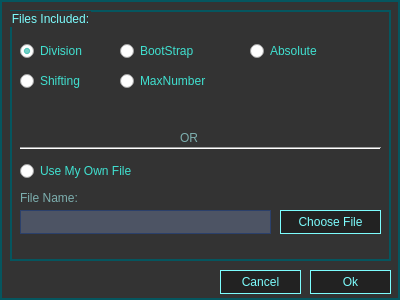
This is loaddialog.ui in jinyell/SimpleComputer as Qt 5 draws it before an edit. The edited form follows.
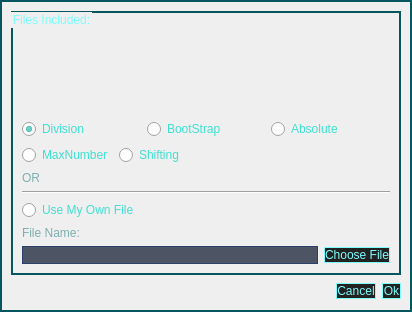
This is the edited form. Icons and pictures are not drawn.

Commit message:
Icon/Background
Icon and background have been updated. Also location of txt files

The edit to the form file:
```diff
--- a/loaddialog.ui
+++ b/loaddialog.ui
@@ -6,8 +6,8 @@
    <rect>
     <x>0</x>
     <y>0</y>
-    <width>400</width>
-    <height>300</height>
+    <width>412</width>
+    <height>312</height>
    </rect>
   </property>
   <property name="windowTitle">
@@ -16,13 +16,13 @@
   <property name="styleSheet">
    <string notr="true">QDialog {
 color: #7DFDFE; 
-background-color: #333333;
+background-image: url(:/Images/BackgroundHelp.png);
 border: 2px solid #05565F;
 }
 
 QGroupBox{
 color: #7DFDFE; 
-background-color: #333333;
+background: transparent;
 border: 2px solid #05565F;
 }
 
@@ -57,53 +57,34 @@
 }
 </string>
   </property>
-  <widget class="QPushButton" name="okBtn">
-   <property name="geometry">
-    <rect>
-     <x>310</x>
-     <y>270</y>
-     <width>81</width>
-     <height>24</height>
-    </rect>
-   </property>
-   <property name="text">
-    <string>Ok</string>
-   </property>
-  </widget>
-  <widget class="QPushButton" name="cancelBtn">
-   <property name="geometry">
-    <rect>
-     <x>220</x>
-     <y>270</y>
-     <width>81</width>
-     <height>24</height>
-    </rect>
-   </property>
-   <property name="text">
-    <string>Cancel</string>
-   </property>
-  </widget>
+  <layout class="QVBoxLayout" name="verticalLayout_8">
+   <item>
   <widget class="QGroupBox" name="PreExistingFileGroupBox">
-   <property name="geometry">
-    <rect>
-     <x>10</x>
-     <y>10</y>
-     <width>381</width>
-     <height>251</height>
-    </rect>
-   </property>
    <property name="title">
     <string>Files Included:</string>
    </property>
+     <layout class="QVBoxLayout" name="verticalLayout_7">
+      <item>
+       <spacer name="verticalSpacer">
+        <property name="orientation">
+         <enum>Qt::Vertical</enum>
+        </property>
+        <property name="sizeHint" stdset="0">
+         <size>
+          <width>20</width>
+          <height>60</height>
+         </size>
+        </property>
+       </spacer>
+      </item>
+      <item>
+       <layout class="QVBoxLayout" name="verticalLayout_6">
+        <item>
+         <layout class="QVBoxLayout" name="verticalLayout_5">
+          <item>
+           <layout class="QHBoxLayout" name="horizontalLayout_4">
+            <item>
    <widget class="QRadioButton" name="divBtn">
-    <property name="geometry">
-     <rect>
-      <x>10</x>
-      <y>30</y>
-      <width>102</width>
-      <height>22</height>
-     </rect>
-    </property>
     <property name="text">
      <string>Division</string>
     </property>
@@ -111,134 +92,151 @@
      <bool>true</bool>
     </property>
    </widget>
-   <widget class="QRadioButton" name="shfBtn">
-    <property name="geometry">
-     <rect>
-      <x>10</x>
-      <y>60</y>
-      <width>102</width>
-      <height>22</height>
-     </rect>
-    </property>
-    <property name="text">
-     <string>Shifting</string>
-    </property>
-   </widget>
-   <widget class="QRadioButton" name="absBtn">
-    <property name="geometry">
-     <rect>
-      <x>240</x>
-      <y>30</y>
-      <width>102</width>
-      <height>22</height>
-     </rect>
-    </property>
-    <property name="text">
-     <string>Absolute</string>
-    </property>
-   </widget>
+            </item>
+            <item>
    <widget class="QRadioButton" name="bsBtn">
-    <property name="geometry">
-     <rect>
-      <x>110</x>
-      <y>30</y>
-      <width>102</width>
-      <height>22</height>
-     </rect>
-    </property>
     <property name="text">
      <string>BootStrap</string>
     </property>
    </widget>
+            </item>
+            <item>
+             <widget class="QRadioButton" name="absBtn">
+              <property name="text">
+               <string>Absolute</string>
+              </property>
+             </widget>
+            </item>
+           </layout>
+          </item>
+          <item>
+           <layout class="QHBoxLayout" name="horizontalLayout_3">
+            <item>
    <widget class="QRadioButton" name="maxNumBtn">
-    <property name="geometry">
-     <rect>
-      <x>110</x>
-      <y>60</y>
-      <width>102</width>
-      <height>22</height>
-     </rect>
-    </property>
     <property name="text">
      <string>MaxNumber</string>
     </property>
    </widget>
-   <widget class="QRadioButton" name="ownFileBtn">
-    <property name="geometry">
-     <rect>
-      <x>10</x>
-      <y>150</y>
-      <width>141</width>
-      <height>22</height>
-     </rect>
-    </property>
+            </item>
+            <item>
+             <widget class="QRadioButton" name="shfBtn">
     <property name="text">
-     <string>Use My Own File</string>
-    </property>
-   </widget>
-   <widget class="QPushButton" name="chooseFileBtn">
-    <property name="geometry">
-     <rect>
-      <x>270</x>
-      <y>200</y>
-      <width>101</width>
-      <height>24</height>
-     </rect>
-    </property>
-    <property name="text">
-     <string>Choose File</string>
-    </property>
-   </widget>
-  </widget>
-  <widget class="Line" name="horizontalLine">
-   <property name="geometry">
-    <rect>
-     <x>20</x>
-     <y>140</y>
-     <width>361</width>
-     <height>16</height>
-    </rect>
-   </property>
+               <string>Shifting</string>
+              </property>
+             </widget>
+            </item>
+            <item>
+             <spacer name="horizontalSpacer_2">
    <property name="orientation">
     <enum>Qt::Horizontal</enum>
    </property>
-  </widget>
+              <property name="sizeHint" stdset="0">
+               <size>
+                <width>40</width>
+                <height>20</height>
+               </size>
+              </property>
+             </spacer>
+            </item>
+           </layout>
+          </item>
+         </layout>
+        </item>
+        <item>
+         <layout class="QVBoxLayout" name="verticalLayout_4">
+          <item>
   <widget class="QLabel" name="OrLbl">
-   <property name="geometry">
-    <rect>
-     <x>180</x>
-     <y>130</y>
-     <width>59</width>
-     <height>16</height>
-    </rect>
-   </property>
    <property name="text">
     <string>OR</string>
    </property>
   </widget>
+          </item>
+          <item>
+           <layout class="QVBoxLayout" name="verticalLayout_3">
+            <item>
+             <widget class="Line" name="horizontalLine">
+              <property name="orientation">
+               <enum>Qt::Horizontal</enum>
+              </property>
+             </widget>
+            </item>
+            <item>
+             <layout class="QVBoxLayout" name="verticalLayout_2">
+              <item>
+               <widget class="QRadioButton" name="ownFileBtn">
+                <property name="text">
+                 <string>Use My Own File</string>
+                </property>
+               </widget>
+              </item>
+              <item>
+               <layout class="QVBoxLayout" name="verticalLayout">
+                <item>
   <widget class="QLabel" name="FileNameLbl">
-   <property name="geometry">
-    <rect>
-     <x>20</x>
-     <y>190</y>
-     <width>71</width>
-     <height>16</height>
-    </rect>
-   </property>
    <property name="text">
     <string>File Name:</string>
    </property>
   </widget>
-  <widget class="QLineEdit" name="fileNameLineEdit">
-   <property name="geometry">
-    <rect>
-     <x>20</x>
-     <y>210</y>
-     <width>251</width>
-     <height>24</height>
-    </rect>
-   </property>
-  </widget>
+                </item>
+                <item>
+                 <layout class="QHBoxLayout" name="horizontalLayout_2">
+                  <item>
+                   <widget class="QLineEdit" name="fileNameLineEdit"/>
+                  </item>
+                  <item>
+                   <widget class="QPushButton" name="chooseFileBtn">
+                    <property name="text">
+                     <string>Choose File</string>
+                    </property>
+                   </widget>
+                  </item>
+                 </layout>
+                </item>
+               </layout>
+              </item>
+             </layout>
+            </item>
+           </layout>
+          </item>
+         </layout>
+        </item>
+       </layout>
+      </item>
+     </layout>
+    </widget>
+   </item>
+   <item>
+    <layout class="QHBoxLayout" name="horizontalLayout">
+     <item>
+      <spacer name="horizontalSpacer">
+       <property name="orientation">
+        <enum>Qt::Horizontal</enum>
+       </property>
+       <property name="sizeHint" stdset="0">
+        <size>
+         <width>40</width>
+         <height>20</height>
+        </size>
+       </property>
+      </spacer>
+     </item>
+     <item>
+      <widget class="QPushButton" name="cancelBtn">
+       <property name="text">
+        <string>Cancel</string>
+       </property>
+      </widget>
+     </item>
+     <item>
+      <widget class="QPushButton" name="okBtn">
+       <property name="text">
+        <string>Ok</string>
+       </property>
+      </widget>
+     </item>
+    </layout>
+   </item>
+  </layout>
  </widget>
  <resources/>
  <connections/>
```
Left out of the diff: 4 changed lines with no effect on the pictures. Lines whose indentation alone changed are shown as unchanged. The commit also changes 10 other files.
